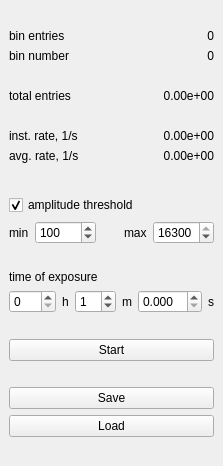
Qt form projects/mcpha/client/mcpha_hst.ui (pavel-demin/red-pitaya-notes) before a commit.
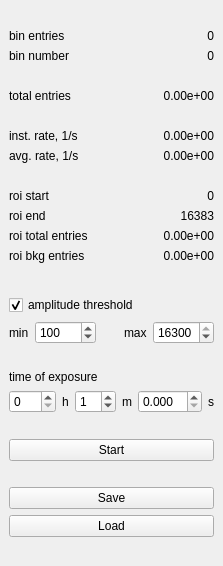
The same form after that commit.

Commit message: add region of interest to mcpha/client

Diff of the .ui file:
```diff
--- a/projects/mcpha/client/mcpha_hst.ui
+++ b/projects/mcpha/client/mcpha_hst.ui
@@ -242,6 +242,120 @@
         </property>
        </spacer>
       </item>
+      <item>
+       <widget class="QWidget" name="roiWidget" native="true">
+        <layout class="QGridLayout" name="roiLayout">
+         <property name="leftMargin">
+          <number>0</number>
+         </property>
+         <property name="topMargin">
+          <number>0</number>
+         </property>
+         <property name="rightMargin">
+          <number>0</number>
+         </property>
+         <property name="bottomMargin">
+          <number>0</number>
+         </property>
+         <property name="horizontalSpacing">
+          <number>0</number>
+         </property>
+         <item row="0" column="0">
+          <widget class="QLabel" name="roistartLabel">
+           <property name="text">
+            <string>roi start</string>
+           </property>
+          </widget>
+         </item>
+         <item row="0" column="1">
+          <widget class="QLabel" name="roistartValue">
+           <property name="minimumSize">
+            <size>
+             <width>40</width>
+             <height>0</height>
+            </size>
+           </property>
+           <property name="text">
+            <string>0</string>
+           </property>
+           <property name="alignment">
+            <set>Qt::AlignRight|Qt::AlignTrailing|Qt::AlignVCenter</set>
+           </property>
+          </widget>
+         </item>
+         <item row="1" column="0">
+          <widget class="QLabel" name="roiendLabel">
+           <property name="text">
+            <string>roi end</string>
+           </property>
+          </widget>
+         </item>
+         <item row="1" column="1">
+          <widget class="QLabel" name="roiendValue">
+           <property name="minimumSize">
+            <size>
+             <width>40</width>
+             <height>0</height>
+            </size>
+           </property>
+           <property name="text">
+            <string>16383</string>
+           </property>
+           <property name="alignment">
+            <set>Qt::AlignRight|Qt::AlignTrailing|Qt::AlignVCenter</set>
+           </property>
+          </widget>
+         </item>
+         <item row="2" column="0">
+          <widget class="QLabel" name="roitotLable">
+           <property name="text">
+            <string>roi total entries</string>
+           </property>
+          </widget>
+         </item>
+         <item row="2" column="1">
+          <widget class="QLabel" name="roitotValue">
+           <property name="text">
+            <string>0.00e+00</string>
+           </property>
+           <property name="alignment">
+            <set>Qt::AlignRight|Qt::AlignTrailing|Qt::AlignVCenter</set>
+           </property>
+          </widget>
+         </item>
+         <item row="3" column="0">
+          <widget class="QLabel" name="roibkgLabel">
+           <property name="text">
+            <string>roi bkg entries</string>
+           </property>
+          </widget>
+         </item>
+         <item row="3" column="1">
+          <widget class="QLabel" name="roibkgValue">
+           <property name="text">
+            <string>0.00e+00</string>
+           </property>
+           <property name="alignment">
+            <set>Qt::AlignRight|Qt::AlignTrailing|Qt::AlignVCenter</set>
+           </property>
+          </widget>
+         </item>
+        </layout>
+       </widget>
+      </item>
+      <item>
+       <spacer name="spacer_4">
+        <property name="orientation">
+         <enum>Qt::Vertical</enum>
+        </property>
+        <property name="sizeHint" stdset="0">
+         <size>
+          <width>20</width>
+          <height>20</height>
+         </size>
+        </property>
+       </spacer>
+      </item>
       <item>
        <widget class="QWidget" name="baseWidget" native="true">
         <layout class="QHBoxLayout" name="baseLayout">
@@ -306,7 +420,7 @@
           </widget>
          </item>
          <item>
-          <spacer name="spacer_4">
+          <spacer name="spacer_5">
            <property name="orientation">
             <enum>Qt::Horizontal</enum>
            </property>
@@ -342,7 +456,7 @@
        </widget>
       </item>
       <item>
-       <spacer name="spacer_5">
+       <spacer name="spacer_6">
         <property name="orientation">
          <enum>Qt::Vertical</enum>
         </property>
@@ -428,7 +542,7 @@
        </widget>
       </item>
       <item>
-       <spacer name="spacer_6">
+       <spacer name="spacer_7">
         <property name="orientation">
          <enum>Qt::Vertical</enum>
         </property>
@@ -448,7 +562,7 @@
        </widget>
       </item>
       <item>
-       <spacer name="spacer_7">
+       <spacer name="spacer_8">
         <property name="orientation">
          <enum>Qt::Vertical</enum>
         </property>
@@ -475,7 +589,7 @@
        </widget>
       </item>
       <item>
-       <spacer name="spacer_8">
+       <spacer name="spacer_9">
         <property name="orientation">
          <enum>Qt::Vertical</enum>
         </property>
```
The commit also changes 1 other file.
